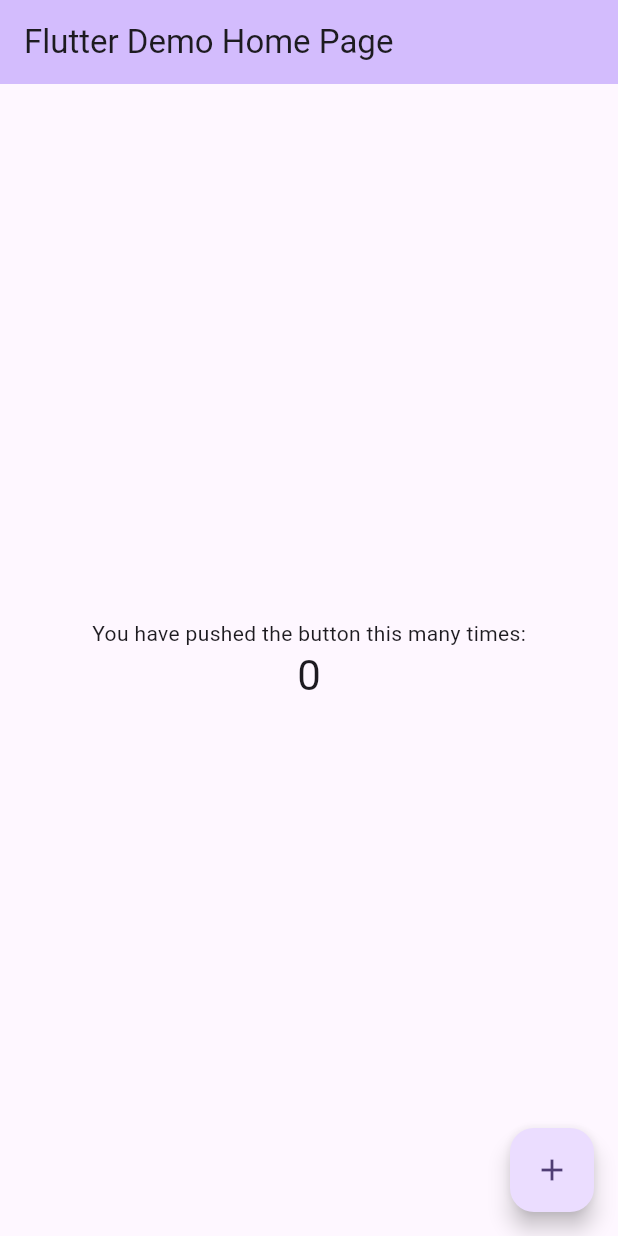
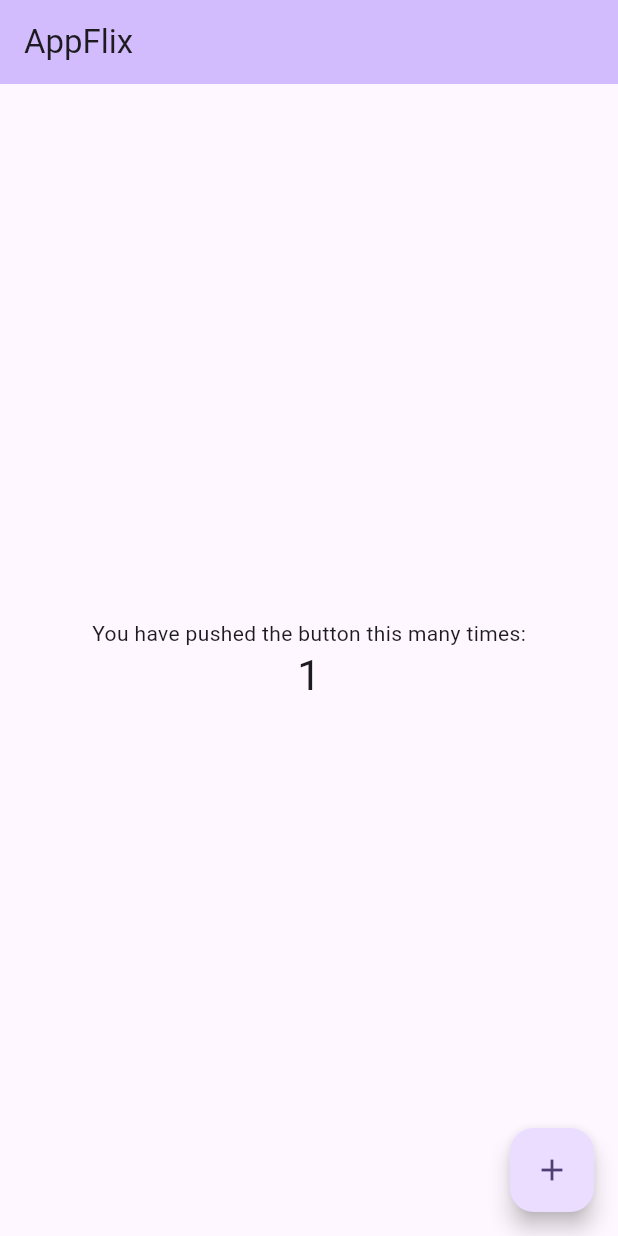
Before and after one commit to zenonalex/appflix, a Flutter app: the screen it shows after launch, after a tap on the "add" icon, on a phone screen of 412 x 824 dp. Run offline on Flutter 3.47's test engine with Material 3 defaults, Android fonts, the phone set to English and light mode, and no system bars; our stand-ins replace auto_route, flutter_dotenv, get_it; statements that could not run were skipped.

```diff
--- a/lib/core/core_di.dart
+++ b/lib/core/core_di.dart
@@ -2,8 +2,12 @@ import 'package:appflix/core/http_client/http_client.dart';
 import 'package:http/http.dart' as http;
 
 import '../di.dart';
+import 'navigation/router.dart';
 
 Future<void> initCore() async {
+  //! AppRouter
+  sl.registerSingleton<AppRouter>(AppRouter());
+
   //! HTTP Client
   sl.registerLazySingleton(() => http.Client());
   sl.registerLazySingleton<IHttpClient>(() => HttpClient(sl()));
--- /dev/null
+++ b/lib/core/navigation/router.dart
@@ -0,0 +1,10 @@
+import 'package:appflix/core/navigation/router.gr.dart';
+import 'package:auto_route/auto_route.dart';
+
+@AutoRouterConfig()
+class AppRouter extends $AppRouter {
+  @override
+  List<AutoRoute> get routes => [
+        AutoRoute(page: MovieListRoute.page, initial: true),
+      ];
+}
--- /dev/null
+++ b/lib/features/movie_list/presentation/screen/movie_list_screen.dart
@@ -0,0 +1,75 @@
+import 'package:auto_route/auto_route.dart';
+import 'package:flutter/material.dart';
+
+@RoutePage()
+class MovieListScreen extends StatefulWidget {
+  const MovieListScreen({super.key});
+
+  @override
+  State<MovieListScreen> createState() => _MovieListScreenState();
+}
+
+class _MovieListScreenState extends State<MovieListScreen> {
+  int _counter = 0;
+
+  void _incrementCounter() async {
+    setState(() {
+      _counter++;
+    });
+  }
+
+  @override
+  Widget build(BuildContext context) {
+    // This method is rerun every time setState is called, for instance as done
+    // by the _incrementCounter method above.
+    //
+    // The Flutter framework has been optimized to make rerunning build methods
+    // fast, so that you can just rebuild anything that needs updating rather
+    // than having to individually change instances of widgets.
+    return Scaffold(
+      appBar: AppBar(
+        // TRY THIS: Try changing the color here to a specific color (to
+        // Colors.amber, perhaps?) and trigger a hot reload to see the AppBar
+        // change color while the other colors stay the same.
+        backgroundColor: Theme.of(context).colorScheme.inversePrimary,
+        // Here we take the value from the MovieListScreen object that was created by
+        // the App.build method, and use it to set our appbar title.
+        title: const Text("AppFlix"),
+      ),
+      body: Center(
+        // Center is a layout widget. It takes a single child and positions it
+        // in the middle of the parent.
+        child: Column(
+          // Column is also a layout widget. It takes a list of children and
+          // arranges them vertically. By default, it sizes itself to fit its
+          // children horizontally, and tries to be as tall as its parent.
+          //
+          // Column has various properties to control how it sizes itself and
+          // how it positions its children. Here we use mainAxisAlignment to
+          // center the children vertically; the main axis here is the vertical
+          // axis because Columns are vertical (the cross axis would be
+          // horizontal).
+          //
+          // TRY THIS: Invoke "debug painting" (choose the "Toggle Debug Paint"
+          // action in the IDE, or press "p" in the console), to see the
+          // wireframe for each widget.
+          mainAxisAlignment: MainAxisAlignment.center,
+          children: <Widget>[
+            const Text(
+              'You have pushed the button this many times:',
+            ),
+            Text(
+              '$_counter',
+              style: Theme.of(context).textTheme.headlineMedium,
+            ),
+          ],
+        ),
+      ),
+      floatingActionButton: FloatingActionButton(
+        onPressed: _incrementCounter,
+        tooltip: 'Increment',
+        child: const Icon(Icons.add),
+      ), // This trailing comma makes auto-formatting nicer for build methods.
+    );
+  }
+}
--- a/lib/main.dart
+++ b/lib/main.dart
@@ -1,9 +1,9 @@
 import 'dart:io' as io;
 
-import 'package:appflix/core/http_client/http_client.dart';
 import 'package:flutter/material.dart';
 import 'package:flutter_dotenv/flutter_dotenv.dart';
 
+import 'core/navigation/router.dart';
 import 'di.dart' as di;
 
 void main() async {
@@ -12,98 +12,23 @@ void main() async {
 
   io.HttpOverrides.global = MyHttpOverrides();
 
-  runApp(const MyApp());
+  runApp(AppFlix());
 }
 
-class MyApp extends StatelessWidget {
-  const MyApp({super.key});
+class AppFlix extends StatelessWidget {
+  AppFlix({super.key});
+
+  final _appRouter = di.sl<AppRouter>();
 
   @override
   Widget build(BuildContext context) {
-    return MaterialApp(
-      title: 'Flutter Demo',
+    return MaterialApp.router(
+      title: 'AppFlix',
       theme: ThemeData(
         colorScheme: ColorScheme.fromSeed(seedColor: Colors.deepPurple),
         useMaterial3: true,
       ),
-      home: const MyHomePage(title: 'Flutter Demo Home Page'),
-    );
-  }
-}
-
-class MyHomePage extends StatefulWidget {
-  const MyHomePage({super.key, required this.title});
-
-  final String title;
-
-  @override
-  State<MyHomePage> createState() => _MyHomePageState();
-}
-
-class _MyHomePageState extends State<MyHomePage> {
-  int _counter = 0;
-
-  void _incrementCounter() async {
-    final client = di.sl<IHttpClient>();
-    await client.get("3/movie/now_playing", queryParameters: {"language": "en-US", "page": "1"});
-
-    setState(() {
-      _counter++;
-    });
-  }
-
-  @override
-  Widget build(BuildContext context) {
-    // This method is rerun every time setState is called, for instance as done
-    // by the _incrementCounter method above.
-    //
-    // The Flutter framework has been optimized to make rerunning build methods
-    // fast, so that you can just rebuild anything that needs updating rather
-    // than having to individually change instances of widgets.
-    return Scaffold(
-      appBar: AppBar(
-        // TRY THIS: Try changing the color here to a specific color (to
-        // Colors.amber, perhaps?) and trigger a hot reload to see the AppBar
-        // change color while the other colors stay the same.
-        backgroundColor: Theme.of(context).colorScheme.inversePrimary,
-        // Here we take the value from the MyHomePage object that was created by
-        // the App.build method, and use it to set our appbar title.
-        title: Text(widget.title),
-      ),
-      body: Center(
-        // Center is a layout widget. It takes a single child and positions it
-        // in the middle of the parent.
-        child: Column(
-          // Column is also a layout widget. It takes a list of children and
-          // arranges them vertically. By default, it sizes itself to fit its
-          // children horizontally, and tries to be as tall as its parent.
-          //
-          // Column has various properties to control how it sizes itself and
-          // how it positions its children. Here we use mainAxisAlignment to
-          // center the children vertically; the main axis here is the vertical
-          // axis because Columns are vertical (the cross axis would be
-          // horizontal).
-          //
-          // TRY THIS: Invoke "debug painting" (choose the "Toggle Debug Paint"
-          // action in the IDE, or press "p" in the console), to see the
-          // wireframe for each widget.
-          mainAxisAlignment: MainAxisAlignment.center,
-          children: <Widget>[
-            const Text(
-              'You have pushed the button this many times:',
-            ),
-            Text(
-              '$_counter',
-              style: Theme.of(context).textTheme.headlineMedium,
-            ),
-          ],
-        ),
-      ),
-      floatingActionButton: FloatingActionButton(
-        onPressed: _incrementCounter,
-        tooltip: 'Increment',
-        child: const Icon(Icons.add),
-      ), // This trailing comma makes auto-formatting nicer for build methods.
+      routerConfig: _appRouter.config(),
     );
   }
 }
--- a/pubspec.yaml
+++ b/pubspec.yaml
@@ -8,6 +8,7 @@ environment:
 
 
 dependencies:
+  auto_route: ^8.2.0
   cupertino_icons: ^1.0.6
   flutter:
     sdk: flutter
@@ -16,6 +17,7 @@ dependencies:
   http: ^1.2.1
 
 dev_dependencies:
+  auto_route_generator: ^8.0.0
   flutter_test:
     sdk: flutter
   flutter_lints: ^3.0.0
```
Also changed, not shown: lib/core/navigation/router.gr.dart (added), pubspec.lock, 1 other file.
